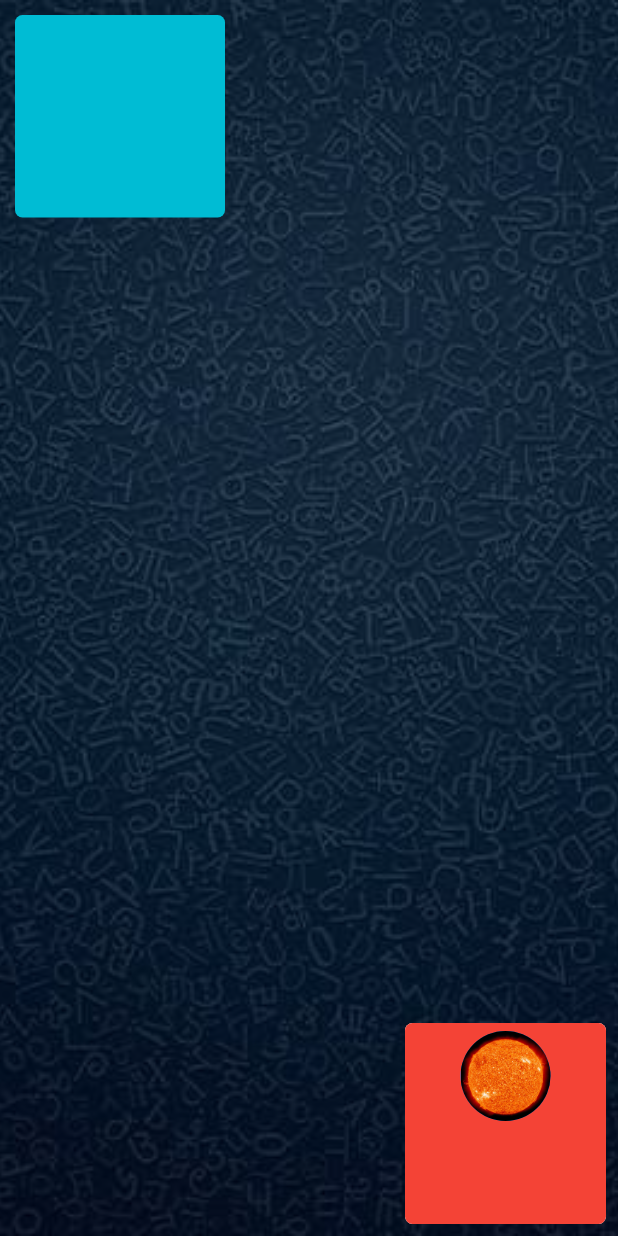
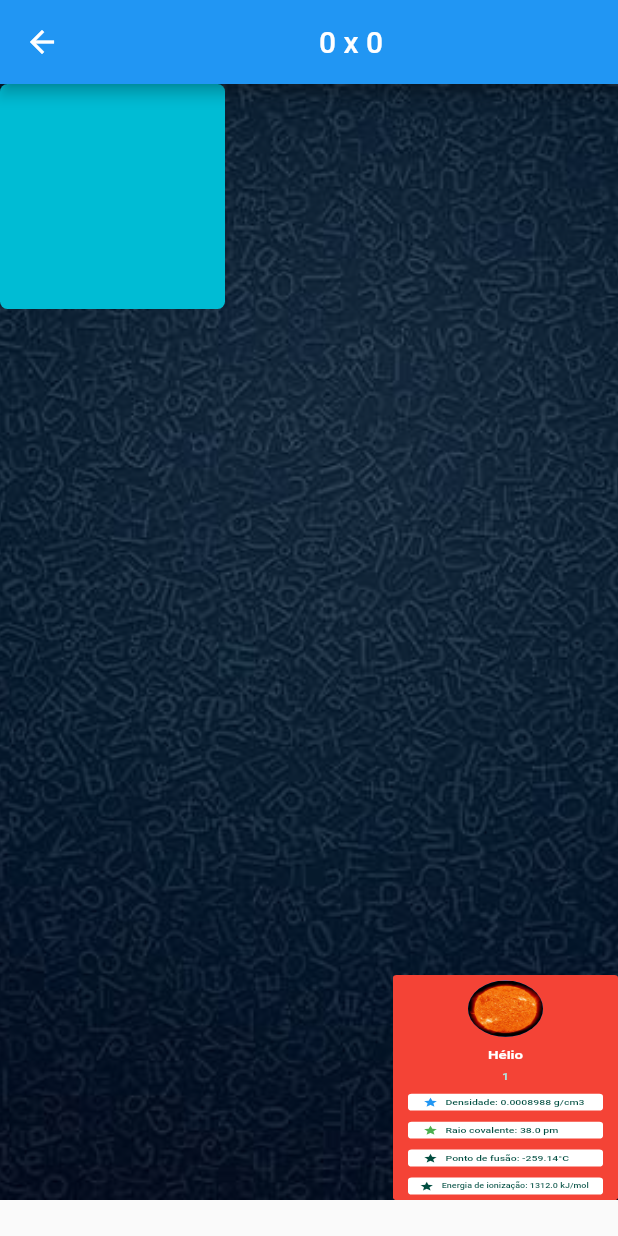
Before and after one commit to mauriciolfsilva/SuperTrunfo-Flutter-FrontEnd, a Flutter app: the TestePhase screen opened by its route, on a phone screen of 412 x 824 dp. Run offline on Flutter 3.47's test engine with Material 2 defaults, Android fonts, the phone set to English and light mode, and no system bars; drawn by our look-alikes of flip_card; our stand-ins replace cloud_firestore, firebase_core; accounts and stored records are empty; Roboto replaces fonts that are missing (Pacifico, Source Sans Pro).

Commit message:
Front com animações

```diff
--- a/lib/screens/game.dart
+++ b/lib/screens/game.dart
@@ -14,11 +14,9 @@ class Carta extends StatelessWidget {
 
   @override
   Widget build(BuildContext context) {
-    return Stack(alignment: Alignment.center, children: [
-      Container(
-        decoration: BoxDecoration(
-            color: Colors.white, borderRadius: BorderRadius.circular(5)),
-      ),
+    return FittedBox(
+        fit: BoxFit.fill,
+        child: Stack(alignment: Alignment.center, children: [
           Container(
               width: 300,
               height: 400,
@@ -28,11 +26,11 @@ class Carta extends StatelessWidget {
                 mainAxisAlignment: MainAxisAlignment.spaceAround,
                 children: <Widget>[
                   CircleAvatar(
-                radius: 30.0,
+                    radius: 50,
                     backgroundImage: AssetImage('assets/images/${this.id}.jpg'),
                   ),
                   Visibility(
-                visible: false,
+                    visible: true,
                     child: Text(
                       '${this.nome}',
                       style: TextStyle(
@@ -44,7 +42,7 @@ class Carta extends StatelessWidget {
                     ),
                   ),
                   Visibility(
-                visible: false,
+                    visible: true,
                     child: Text(
                       '${this.id}',
                       style: TextStyle(
@@ -57,7 +55,7 @@ class Carta extends StatelessWidget {
                     ),
                   ),
                   Visibility(
-                visible: false,
+                    visible: true,
                     child: Container(
                         width: 260,
                         height: 30,
@@ -81,7 +79,7 @@ class Carta extends StatelessWidget {
                         ])),
                   ),
                   Visibility(
-                visible: false,
+                    visible: true,
                     child: Container(
                         width: 260,
                         height: 30,
@@ -105,7 +103,7 @@ class Carta extends StatelessWidget {
                         ])),
                   ),
                   Visibility(
-                visible: false,
+                    visible: true,
                     child: Container(
                         width: 260,
                         height: 30,
@@ -115,7 +113,8 @@ class Carta extends StatelessWidget {
                             color: Colors.white,
                             borderRadius: BorderRadius.circular(5)),
                         child: Row(children: <Widget>[
-                      Icon(Icons.star, color: Colors.teal.shade900, size: 20),
+                          Icon(Icons.star,
+                              color: Colors.teal.shade900, size: 20),
                           Container(
                               margin: EdgeInsets.only(left: 10),
                               child: Text(
@@ -129,7 +128,7 @@ class Carta extends StatelessWidget {
                         ])),
                   ),
                   Visibility(
-                visible: false,
+                    visible: true,
                     child: Container(
                         width: 260,
                         height: 30,
@@ -139,7 +138,8 @@ class Carta extends StatelessWidget {
                             color: Colors.white,
                             borderRadius: BorderRadius.circular(5)),
                         child: Row(children: <Widget>[
-                      Icon(Icons.star, color: Colors.teal.shade900, size: 20),
+                          Icon(Icons.star,
+                              color: Colors.teal.shade900, size: 20),
                           Container(
                               margin: EdgeInsets.only(left: 10),
                               child: Text(
@@ -154,7 +154,7 @@ class Carta extends StatelessWidget {
                   ),
                 ],
               ))
-    ]);
+        ]));
   }
 }
 
--- a/lib/screens/teste-jogabilidade.dart
+++ b/lib/screens/teste-jogabilidade.dart
@@ -14,6 +14,8 @@ class TestePhase extends StatefulWidget {
 class _TestePhaseState extends State<TestePhase> {
   String p1AnimateState = 'deck';
   String p2AnimateState = 'deck';
+  int p1Score = 0;
+  int p2Score = 0;
 
   GlobalKey<FlipCardState> cardKey = GlobalKey<FlipCardState>();
 
@@ -21,8 +23,8 @@ class _TestePhaseState extends State<TestePhase> {
     if (state == 'zoom')
       return 315;
     else if (state == 'display')
-      return 205;
-    else if (state == 'showCards') return 205;
+      return 190;
+    else if (state == 'showCards') return 190;
     return 150;
   }
 
@@ -30,8 +32,8 @@ class _TestePhaseState extends State<TestePhase> {
     if (state == 'zoom')
       return 400;
     else if (state == 'display')
-      return 300;
-    else if (state == 'showCards') return 300;
+      return 290;
+    else if (state == 'showCards') return 290;
     return 150;
   }
 
@@ -94,11 +96,12 @@ class _TestePhaseState extends State<TestePhase> {
     Carta cartaDaVez =
         Carta(1, "Hélio", 0.0008988, 38, -259.14, 1312.0, 2.2, 7);
     return new Scaffold(
+        appBar: AppBar(title: Center(child: Text('${p1Score} x ${p2Score}'))),
         resizeToAvoidBottomInset: true,
         body: SingleChildScrollView(
             child: Container(
-          height: MediaQuery.of(context).size.height,
-          width: double.infinity,
+          height: MediaQuery.of(context).size.height - 80,
+          width: MediaQuery.of(context).size.width,
           decoration: BoxDecoration(
               image: DecorationImage(
                   image: AssetImage('assets/images/Background.png'),
@@ -113,9 +116,8 @@ class _TestePhaseState extends State<TestePhase> {
                 alignment: p2AnimateAlignment(p2AnimateState),
                 duration: Duration(seconds: 1),
                 child: AnimatedContainer(
-                    width: animateWidth(p2AnimateState) - 10,
-                    height: animateHeight(p2AnimateState) - 15,
-                    margin: EdgeInsets.all(10),
+                    width: animateWidth(p2AnimateState),
+                    height: animateHeight(p2AnimateState),
                     duration: Duration(seconds: 1),
                     child: FlipCard(
                       key: cardKey,
@@ -126,11 +128,8 @@ class _TestePhaseState extends State<TestePhase> {
                         color: Colors.cyan,
                         borderRadius: BorderRadius.circular(5),
                       )),
-                        back: Container(
-                            decoration: BoxDecoration(
-                          color: Colors.white,
-                          borderRadius: BorderRadius.circular(5),
-                        )))),
+                      back: cartaDaVez,
+                    )),
               ),
             ),
             Container(
@@ -143,20 +142,21 @@ class _TestePhaseState extends State<TestePhase> {
                       width: animateWidth(p1AnimateState),
                       height: animateHeight(p1AnimateState),
                       duration: Duration(seconds: 1),
-                  decoration:
-                      BoxDecoration(borderRadius: BorderRadius.circular(5)),
+                      decoration: BoxDecoration(
+                          borderRadius: BorderRadius.circular(5),
+                          color: Colors.blue),
+                      child: FittedBox(
+                        fit: BoxFit.fill,
                         child: TextButton(
-                      style: TextButton.styleFrom(primary: Colors.transparent),
-                      child: Container(
-                        decoration: BoxDecoration(
-                            borderRadius: BorderRadius.circular(5)),
+                            style: ButtonStyle(
+                                padding: MaterialStateProperty.all(
+                                    EdgeInsets.all(0))),
                             child: cartaDaVez,
-                      ),
                             onPressed: () {
                               setState(() {
                                 p1AnimateState = p1UpdateState(p1AnimateState);
-                          p2AnimateState =
-                              p2UpdateState(p2AnimateState, p1AnimateState);
+                                p2AnimateState = p2UpdateState(
+                                    p2AnimateState, p1AnimateState);
                                 (p1AnimateState == "showCards")
                                     ? cardKey.currentState.toggleCard()
                                     : false;
@@ -165,9 +165,8 @@ class _TestePhaseState extends State<TestePhase> {
                                     : false;
                               });
                             }),
-                ),
-              ),
-            )
+                      )),
+                )),
           ]),
         )));
   }
```
Lines whose indentation alone changed are shown as unchanged.
